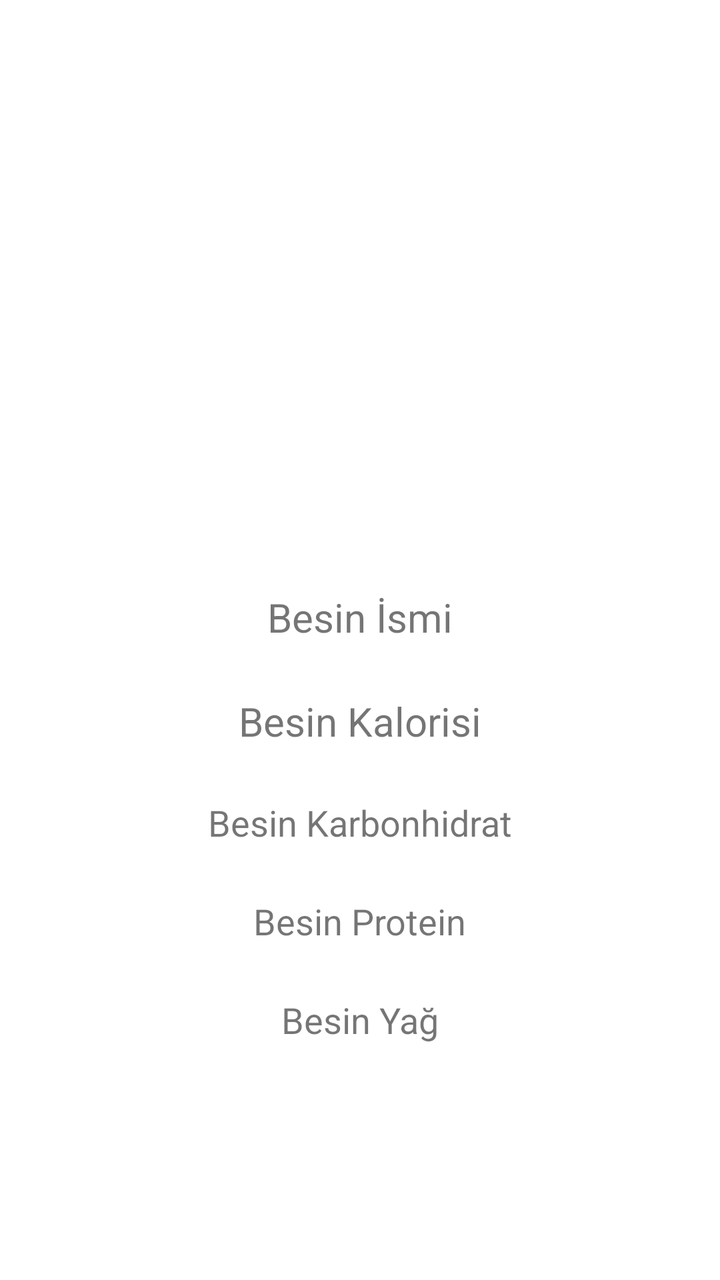
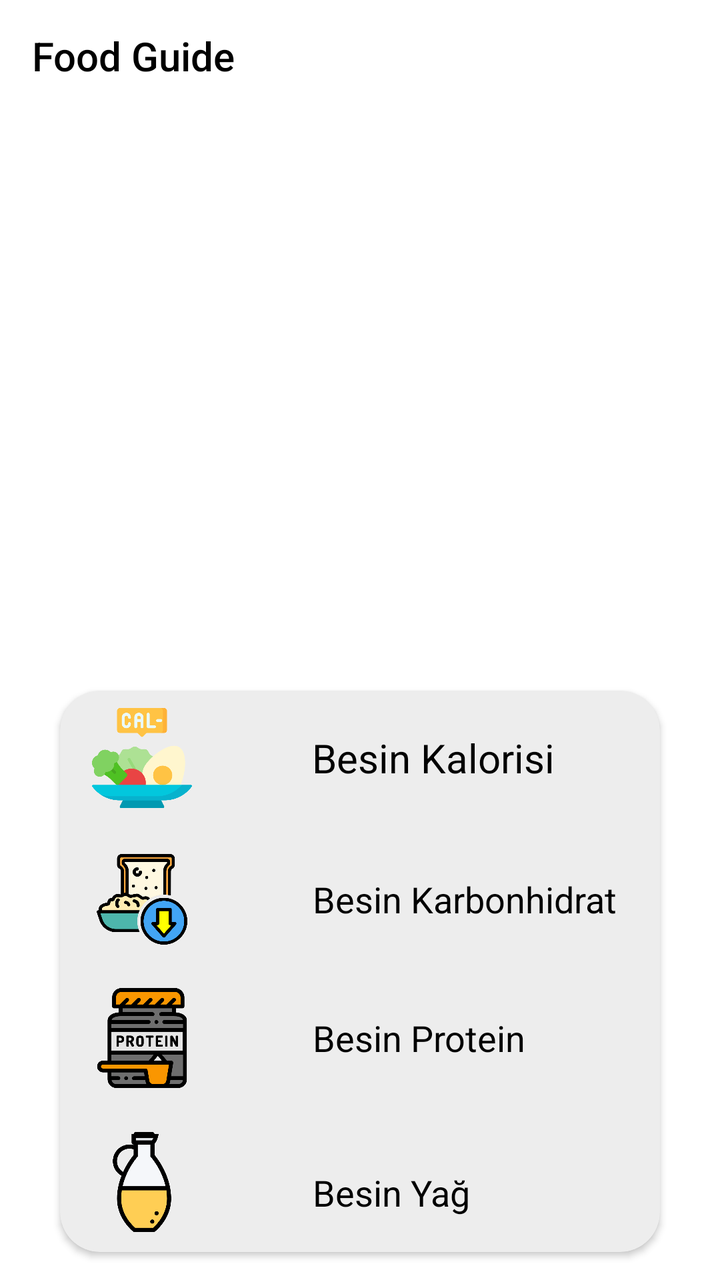

The first picture is an Android layout as it rendered before a commit; the second is the same layout after the commit. The layout source and the unified diff follow.
<!-- AndroidManifest.xml: application theme Theme.FoodGuide -->
<!-- res/layout/fragment_food_details.xml -->
<?xml version="1.0" encoding="utf-8"?>
<androidx.constraintlayout.widget.ConstraintLayout xmlns:android="http://schemas.android.com/apk/res/android"
    xmlns:app="http://schemas.android.com/apk/res-auto"
    xmlns:tools="http://schemas.android.com/tools"
    android:layout_width="match_parent"
    android:layout_height="match_parent"
    android:background="@color/white"
    tools:context=".view.FoodDetailsFragment">


    <ImageView
        android:id="@+id/foodImage"
        android:layout_width="300dp"
        android:layout_height="200dp"
        android:layout_marginTop="65dp"
        app:layout_constraintEnd_toEndOf="parent"
        app:layout_constraintHorizontal_bias="0.5"
        app:layout_constraintStart_toStartOf="parent"
        app:layout_constraintTop_toTopOf="parent" />

    <TextView
        android:id="@+id/foodNameText"
        android:layout_width="wrap_content"
        android:layout_height="wrap_content"
        android:layout_marginTop="30dp"
        android:text="Besin İsmi"
        android:textSize="20sp"
        app:layout_constraintEnd_toEndOf="parent"
        app:layout_constraintHorizontal_bias="0.5"
        app:layout_constraintStart_toStartOf="parent"
        app:layout_constraintTop_toBottomOf="@+id/foodImage" />

    <TextView
        android:id="@+id/foodCarbohydrate"
        android:layout_width="wrap_content"
        android:layout_height="wrap_content"
        android:layout_marginTop="25dp"
        android:text="Besin Karbonhidrat"
        android:textSize="18sp"
        app:layout_constraintEnd_toEndOf="parent"
        app:layout_constraintHorizontal_bias="0.5"
        app:layout_constraintStart_toStartOf="parent"
        app:layout_constraintTop_toBottomOf="@+id/foodCalorieText" />

    <TextView
        android:id="@+id/foodFat"
        android:layout_width="wrap_content"
        android:layout_height="wrap_content"
        android:layout_marginTop="25dp"
        android:text="Besin Yağ"
        android:textSize="18sp"
        app:layout_constraintEnd_toEndOf="parent"
        app:layout_constraintHorizontal_bias="0.5"
        app:layout_constraintStart_toStartOf="parent"
        app:layout_constraintTop_toBottomOf="@+id/foodProtein" />

    <TextView
        android:id="@+id/foodProtein"
        android:layout_width="wrap_content"
        android:layout_height="wrap_content"
        android:layout_marginTop="25dp"
        android:text="Besin Protein"
        android:textSize="18sp"
        app:layout_constraintEnd_toEndOf="parent"
        app:layout_constraintHorizontal_bias="0.5"
        app:layout_constraintStart_toStartOf="parent"
        app:layout_constraintTop_toBottomOf="@+id/foodCarbohydrate" />

    <TextView
        android:id="@+id/foodCalorieText"
        android:layout_width="wrap_content"
        android:layout_height="wrap_content"
        android:layout_marginTop="25dp"
        android:text="Besin Kalorisi"
        android:textSize="20sp"
        app:layout_constraintEnd_toEndOf="parent"
        app:layout_constraintHorizontal_bias="0.5"
        app:layout_constraintStart_toStartOf="parent"
        app:layout_constraintTop_toBottomOf="@+id/foodNameText" />


</androidx.constraintlayout.widget.ConstraintLayout>
<!-- resources referenced by this layout -->
<resources>
  <color name="white">#FFFFFFFF</color>
  <style name="Theme.FoodGuide" parent="Base.Theme.FoodGuide" />
  <style name="Base.Theme.FoodGuide" parent="Theme.AppCompat.Light.NoActionBar">
          
          <item name="android:statusBarColor">@color/white</item>
          <item name="android:windowLightStatusBar">true</item>
      </style>
</resources>

<!-- the commit's change to res/layout/fragment_food_details.xml (unified diff, before → after) -->
@@ -7,76 +7,162 @@
     android:background="@color/white"
     tools:context=".view.FoodDetailsFragment">
 
+    <androidx.appcompat.widget.Toolbar
+        android:id="@+id/toolbarDetails"
+        android:layout_width="match_parent"
+        android:layout_height="wrap_content"
+        android:background="@color/white"
+        android:minHeight="?attr/actionBarSize"
+        android:theme="?attr/actionBarTheme"
+        app:layout_constraintEnd_toEndOf="parent"
+        app:layout_constraintHorizontal_bias="0.5"
+        app:layout_constraintStart_toStartOf="parent"
+        app:layout_constraintTop_toTopOf="parent"
+        app:title="Food Guide"
+        app:titleTextColor="@color/black" />
 
     <ImageView
         android:id="@+id/foodImage"
-        android:layout_width="300dp"
+        android:layout_width="0dp"
         android:layout_height="200dp"
-        android:layout_marginTop="65dp"
+        android:layout_marginTop="45dp"
         app:layout_constraintEnd_toEndOf="parent"
         app:layout_constraintHorizontal_bias="0.5"
         app:layout_constraintStart_toStartOf="parent"
-        app:layout_constraintTop_toTopOf="parent" />
+        app:layout_constraintTop_toBottomOf="@+id/toolbarDetails" />
 
     <TextView
-        android:id="@+id/foodNameText"
-        android:layout_width="wrap_content"
+        android:id="@+id/tvFoodName"
+        android:layout_width="match_parent"
         android:layout_height="wrap_content"
-        android:layout_marginTop="30dp"
-        android:text="Besin İsmi"
-        android:textSize="20sp"
+        android:fontFamily="Bold"
+        android:gravity="center"
+        android:textColor="@color/black"
+        android:textSize="24sp"
+        app:layout_constraintBottom_toTopOf="@+id/cardView"
         app:layout_constraintEnd_toEndOf="parent"
-        app:layout_constraintHorizontal_bias="0.5"
         app:layout_constraintStart_toStartOf="parent"
         app:layout_constraintTop_toBottomOf="@+id/foodImage" />
 
-    <TextView
-        android:id="@+id/foodCarbohydrate"
-        android:layout_width="wrap_content"
+    <androidx.cardview.widget.CardView
+        android:id="@+id/cardView"
+        android:layout_width="0dp"
         android:layout_height="wrap_content"
-        android:layout_marginTop="25dp"
-        android:text="Besin Karbonhidrat"
-        android:textSize="18sp"
+        android:layout_marginStart="30dp"
+        android:layout_marginTop="60dp"
+        android:layout_marginEnd="30dp"
+        android:layout_marginBottom="30dp"
+        android:backgroundTint="#EDEDED"
+        app:cardCornerRadius="20dp"
+        app:layout_constraintBottom_toBottomOf="parent"
         app:layout_constraintEnd_toEndOf="parent"
-        app:layout_constraintHorizontal_bias="0.5"
         app:layout_constraintStart_toStartOf="parent"
-        app:layout_constraintTop_toBottomOf="@+id/foodCalorieText" />
+        app:layout_constraintTop_toBottomOf="@+id/foodImage">
 
-    <TextView
-        android:id="@+id/foodFat"
-        android:layout_width="wrap_content"
-        android:layout_height="wrap_content"
-        android:layout_marginTop="25dp"
-        android:text="Besin Yağ"
-        android:textSize="18sp"
-        app:layout_constraintEnd_toEndOf="parent"
-        app:layout_constraintHorizontal_bias="0.5"
-        app:layout_constraintStart_toStartOf="parent"
-        app:layout_constraintTop_toBottomOf="@+id/foodProtein" />
+        <androidx.constraintlayout.widget.ConstraintLayout
+            android:layout_width="match_parent"
+            android:layout_height="match_parent">
 
-    <TextView
-        android:id="@+id/foodProtein"
-        android:layout_width="wrap_content"
-        android:layout_height="wrap_content"
-        android:layout_marginTop="25dp"
-        android:text="Besin Protein"
-        android:textSize="18sp"
-        app:layout_constraintEnd_toEndOf="parent"
-        app:layout_constraintHorizontal_bias="0.5"
-        app:layout_constraintStart_toStartOf="parent"
-        app:layout_constraintTop_toBottomOf="@+id/foodCarbohydrate" />
+            <ImageView
+                android:id="@+id/imageView"
+                android:layout_width="50dp"
+                android:layout_height="50dp"
+                android:layout_marginStart="16dp"
+                android:src="@drawable/calories"
+                app:layout_constraintBottom_toBottomOf="@+id/foodCalorieText"
+                app:layout_constraintStart_toStartOf="parent"
+                app:layout_constraintTop_toTopOf="@+id/foodCalorieText" />
 
-    <TextView
-        android:id="@+id/foodCalorieText"
-        android:layout_width="wrap_content"
-        android:layout_height="wrap_content"
-        android:layout_marginTop="25dp"
-        android:text="Besin Kalorisi"
-        android:textSize="20sp"
-        app:layout_constraintEnd_toEndOf="parent"
-        app:layout_constraintHorizontal_bias="0.5"
-        app:layout_constraintStart_toStartOf="parent"
-        app:layout_constraintTop_toBottomOf="@+id/foodNameText" />
+            <TextView
+                android:id="@+id/foodCalorieText"
+                android:layout_width="wrap_content"
+                android:layout_height="wrap_content"
+                android:layout_marginStart="50dp"
+                android:layout_marginTop="10dp"
+                android:padding="10dp"
+                android:text="Besin Kalorisi"
+                android:textColor="@color/black"
+                android:textSize="20sp"
+                app:layout_constraintStart_toEndOf="@+id/imageView"
+                app:layout_constraintTop_toTopOf="parent" />
+
+            <ImageView
+                android:id="@+id/imageView2"
+                android:layout_width="50dp"
+                android:layout_height="50dp"
+                android:layout_marginStart="16dp"
+                android:src="@drawable/bread"
+                app:layout_constraintBottom_toBottomOf="@+id/foodCarbohydrate"
+                app:layout_constraintStart_toStartOf="parent"
+                app:layout_constraintTop_toTopOf="@+id/foodCarbohydrate" />
+
+            <TextView
+                android:id="@+id/foodCarbohydrate"
+                android:layout_width="wrap_content"
+                android:layout_height="wrap_content"
+                android:layout_marginStart="50dp"
+                android:layout_marginTop="25dp"
+                android:gravity="end"
+                android:padding="10dp"
+                android:text="Besin Karbonhidrat"
+                android:textColor="@color/black"
+                android:textSize="18sp"
+                app:layout_constraintStart_toEndOf="@+id/imageView2"
+                app:layout_constraintTop_toBottomOf="@+id/foodCalorieText" />
+
+            <ImageView
+                android:id="@+id/imageView3"
+                android:layout_width="50dp"
+                android:layout_height="50dp"
+                android:layout_marginStart="16dp"
+                android:src="@drawable/protein"
+                app:layout_constraintBottom_toBottomOf="@+id/foodProtein"
+                app:layout_constraintStart_toStartOf="parent"
+                app:layout_constraintTop_toTopOf="@+id/foodProtein" />
+
+            <TextView
+                android:id="@+id/foodProtein"
+                android:layout_width="wrap_content"
+                android:layout_height="wrap_content"
+                android:layout_marginStart="50dp"
+                android:layout_marginTop="25dp"
+                android:gravity="end"
+                android:padding="10dp"
+                android:text="Besin Protein"
+                android:textColor="@color/black"
+                android:textSize="18sp"
+                app:layout_constraintStart_toEndOf="@+id/imageView3"
+                app:layout_constraintTop_toBottomOf="@+id/foodCarbohydrate" />
+
+            <ImageView
+                android:id="@+id/imageView4"
+                android:layout_width="50dp"
+                android:layout_height="50dp"
+                android:layout_marginStart="16dp"
+                android:layout_marginBottom="10dp"
+                android:src="@drawable/oil"
+                app:layout_constraintBottom_toBottomOf="@+id/foodFat"
+                app:layout_constraintStart_toStartOf="parent"
+                app:layout_constraintTop_toTopOf="@+id/foodFat" />
+
+            <TextView
+                android:id="@+id/foodFat"
+                android:layout_width="wrap_content"
+                android:layout_height="wrap_content"
+                android:layout_marginStart="50dp"
+                android:layout_marginTop="25dp"
+                android:gravity="end"
+                android:padding="10dp"
+                android:text="Besin Yağ"
+                android:textColor="@color/black"
+                android:textSize="18sp"
+                app:layout_constraintBottom_toBottomOf="parent"
+                app:layout_constraintStart_toEndOf="@+id/imageView4"
+                app:layout_constraintTop_toBottomOf="@+id/foodProtein" />
+
+        </androidx.constraintlayout.widget.ConstraintLayout>
+
+    </androidx.cardview.widget.CardView>
 
 
 </androidx.constraintlayout.widget.ConstraintLayout>
<!-- resource entries referenced after the edit -->
@@ -1,6 +1,11 @@
 <!-- resources referenced by this layout -->
 <resources>
+  <color name="black">#FF000000</color>
   <color name="white">#FFFFFFFF</color>
+  <!-- drawable bread: png bitmap (drawable, 30337 bytes) -->
+  <!-- drawable calories: png bitmap (drawable, 22778 bytes) -->
+  <!-- drawable oil: png bitmap (drawable, 14180 bytes) -->
+  <!-- drawable protein: png bitmap (drawable, 17663 bytes) -->
   <style name="Theme.FoodGuide" parent="Base.Theme.FoodGuide" />
   <style name="Base.Theme.FoodGuide" parent="Theme.AppCompat.Light.NoActionBar">
           
